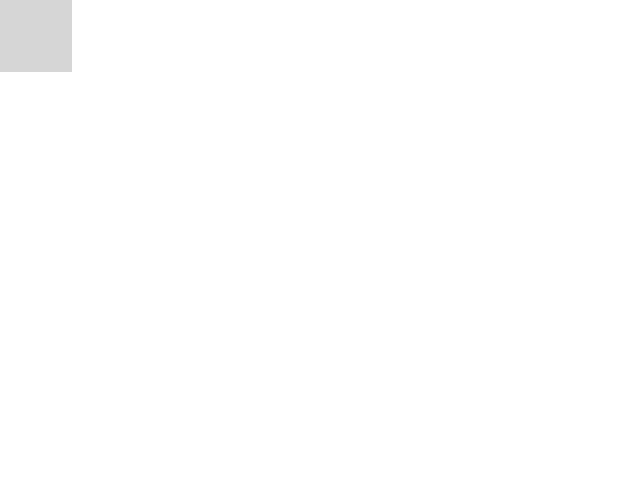
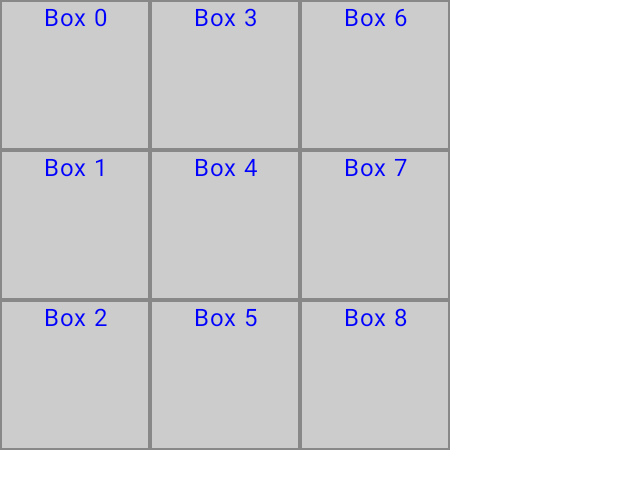
Before and after one commit to haykgalstyan/tictactoe, an Android app built with Jetpack Compose: the @Preview function BoardPreview, on a phone screen of 412 x 824 dp. Shown: the top 489 px of the screen. Run offline under Robolectric (Android 15) with nearby library versions, the phone set to English and light mode, and no system bars; grey boxes are pictures that could not be loaded.

Commit message:
board view done

```diff
--- /dev/null
+++ b/app/src/main/java/galstyan/hayk/tictactoe/ui/GameBoard.kt
@@ -0,0 +1,52 @@
+package galstyan.hayk.tictactoe.ui
+
+import androidx.compose.foundation.BorderStroke
+import androidx.compose.foundation.layout.aspectRatio
+import androidx.compose.foundation.layout.fillMaxSize
+import androidx.compose.foundation.layout.height
+import androidx.compose.foundation.layout.width
+import androidx.compose.material3.Surface
+import androidx.compose.material3.Text
+import androidx.compose.runtime.Composable
+import androidx.compose.ui.Modifier
+import androidx.compose.ui.graphics.Color
+import androidx.compose.ui.text.style.TextAlign
+import androidx.compose.ui.tooling.preview.Preview
+import androidx.compose.ui.unit.dp
+import galstyan.hayk.tictactoe.ui.components.BoardLayout
+import galstyan.hayk.tictactoe.ui.theme.AppTheme
+
+
+@Composable
+fun GameBoard(
+    modifier: Modifier = Modifier,
+) {
+    BoardLayout(modifier = modifier.aspectRatio(1F)) {
+        repeat(9) {
+            Surface(
+                modifier = Modifier.fillMaxSize(),
+                color = Color.LightGray,
+                border = BorderStroke(1.dp, Color.Gray),
+            ) {
+                Text(
+                    text = "Box $it",
+                    color = Color.Blue,
+                    textAlign = TextAlign.Center
+                )
+            }
+        }
+    }
+}
+
+
+@Composable
+@Preview
+fun BoardPreview() {
+    AppTheme {
+        GameBoard(
+            Modifier
+                .width(300.dp)
+                .height(300.dp)
+        )
+    }
+}
--- /dev/null
+++ b/app/src/main/java/galstyan/hayk/tictactoe/ui/components/BoardLayout.kt
@@ -0,0 +1,40 @@
+package galstyan.hayk.tictactoe.ui.components
+
+import androidx.compose.runtime.Composable
+import androidx.compose.ui.Modifier
+import androidx.compose.ui.layout.Layout
+import kotlin.math.sqrt
+
+@Composable
+fun BoardLayout(
+    modifier: Modifier = Modifier,
+    content: @Composable () -> Unit,
+) {
+    Layout(
+        modifier = modifier,
+        content = content,
+    ) { measurables, constraints ->
+        val sideCount = sqrt(measurables.size.toFloat()).let {
+            if (it % 1F != 0F) throw IllegalArgumentException("Unsupported children count")
+            it.toInt()
+        }
+        val itemWidth = constraints.maxWidth / sideCount
+        val itemHeight = constraints.maxHeight / sideCount
+        val itemConstraints = constraints.copy(
+            minWidth = itemWidth,
+            maxWidth = itemWidth,
+            minHeight = itemHeight,
+            maxHeight = itemHeight,
+        )
+        val placeables = measurables.map { it.measure(itemConstraints) }
+
+        layout(constraints.maxWidth, constraints.maxHeight) {
+            var position = 0
+            repeat(sideCount) { i ->
+                repeat(sideCount) { j ->
+                    placeables[position++].placeRelative(i * itemWidth, j * itemHeight)
+                }
+            }
+        }
+    }
+}
```
Also changed, not shown: app/src/main/java/galstyan/hayk/tictactoe/ui/Board.kt (deleted, +0 -67 lines), app/src/main/java/galstyan/hayk/tictactoe/ui/GameScreen.kt (+5 -2 lines), app/src/main/java/galstyan/hayk/tictactoe/ui/components/Grid.kt (deleted, +0 -69 lines).
